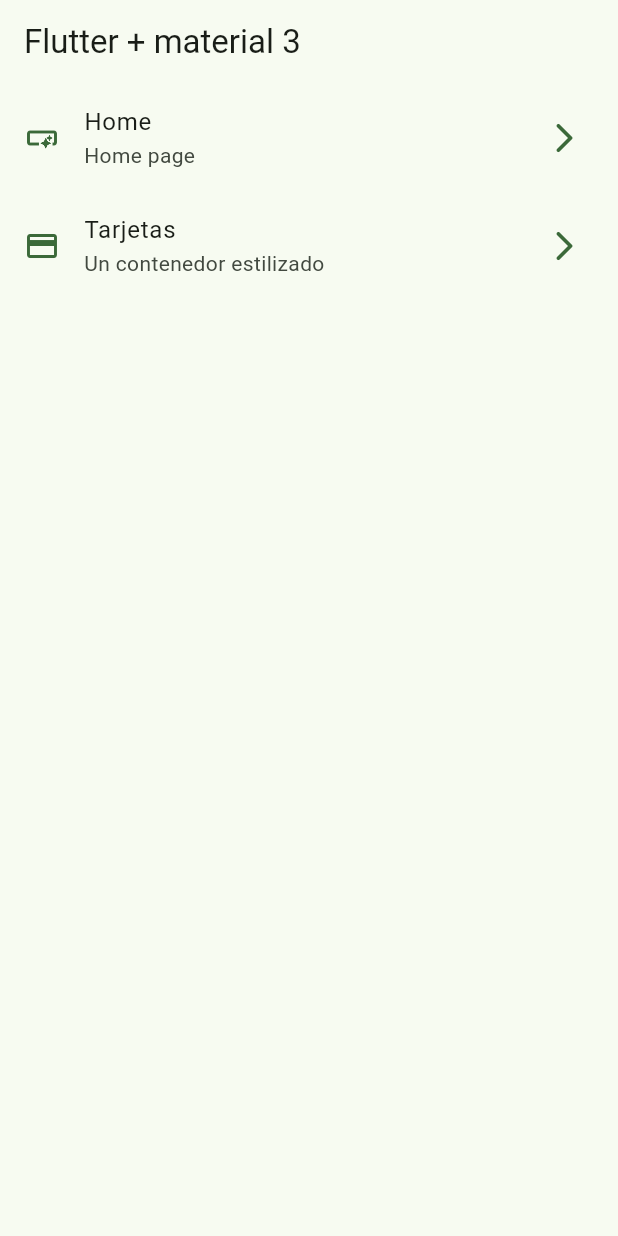
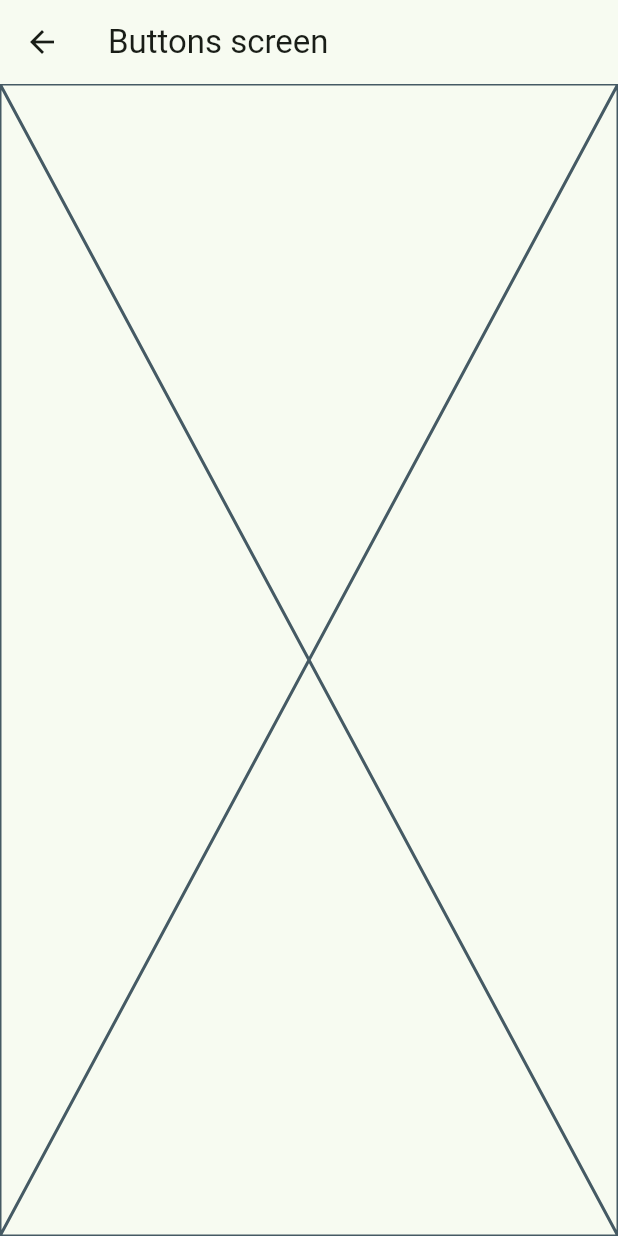
Before and after one commit to Deckgeld/widgets_app, a Flutter app: the screen it shows after launch, after a tap on "Home", on a phone screen of 412 x 824 dp. Run offline on Flutter 3.47's test engine with Material 3 defaults, Android fonts, the phone set to English and light mode, and no system bars.

Commit message:
Implementacion rutas basicas

```diff
--- a/lib/main.dart
+++ b/lib/main.dart
@@ -1,5 +1,7 @@
 import 'package:flutter/material.dart';
 import 'package:widgets_app/config/theme/app_theme.dart';
+import 'package:widgets_app/presentation/screens/buttons/buttons_screen.dart';
+import 'package:widgets_app/presentation/screens/cards/cards_screen.dart';
 import 'package:widgets_app/presentation/screens/home/home_screen.dart';
 
 void main() {
@@ -15,6 +17,10 @@ class MainApp extends StatelessWidget {
       debugShowCheckedModeBanner: false,
       theme: AppTheme(selectColor: 1).getTheme(),
       home: const HomeScreen(),
+      routes: {
+        '/buttons': (context) => const ButtonsScreen(),
+        '/card': (context) => const CardsScreen(),
+      },
     );
   }
 }
--- /dev/null
+++ b/lib/presentation/screens/buttons/buttons_screen.dart
@@ -0,0 +1,16 @@
+import 'package:flutter/material.dart';
+
+class ButtonsScreen extends StatelessWidget {
+  const ButtonsScreen({super.key});
+
+  @override
+  Widget build(BuildContext context) {
+    return Scaffold(
+        appBar: AppBar(
+          title: const Text('Buttons screen'),
+          centerTitle: false,
+        ),
+        body: const Placeholder()
+      );
+  }
+}
--- a/lib/presentation/screens/home/home_screen.dart
+++ b/lib/presentation/screens/home/home_screen.dart
@@ -56,7 +56,17 @@ class _CustomListTitle extends StatelessWidget {
       iconColor: colors.primary,
 
       onTap: () {
-        //TODO: Navegar a la pantalla seleccionada
+        //Estas son 2 formas de navegar entre pantallas
+
+        //* La primera es con el método push
+        /*Navigator.of(context).push(
+          MaterialPageRoute(
+            builder: (context) => const ButtonsScreen(),
+          ),
+        );*/
+
+        //* La segunda es con el método pushNamed,... para esto se debe configurar el archivo main.dart
+        Navigator.of(context).pushNamed(menuItem.link);
       },
     );
   }
```
Also changed, not shown: lib/presentation/screens/cards/cards_screen.dart (added, +17 -0 lines).
